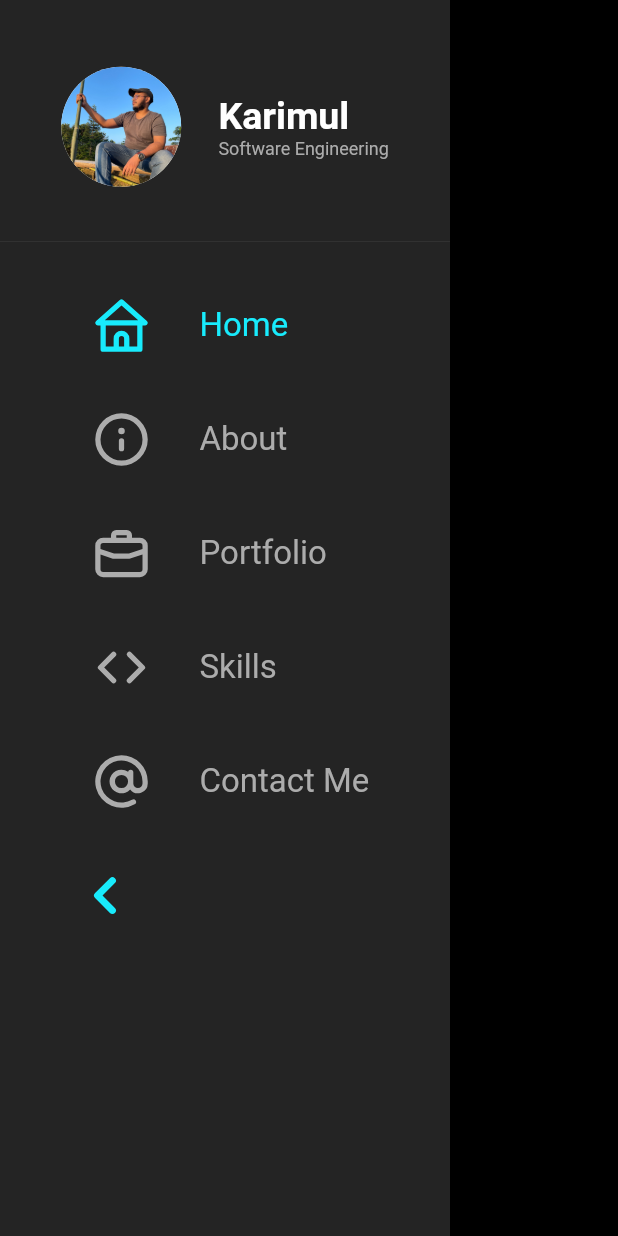
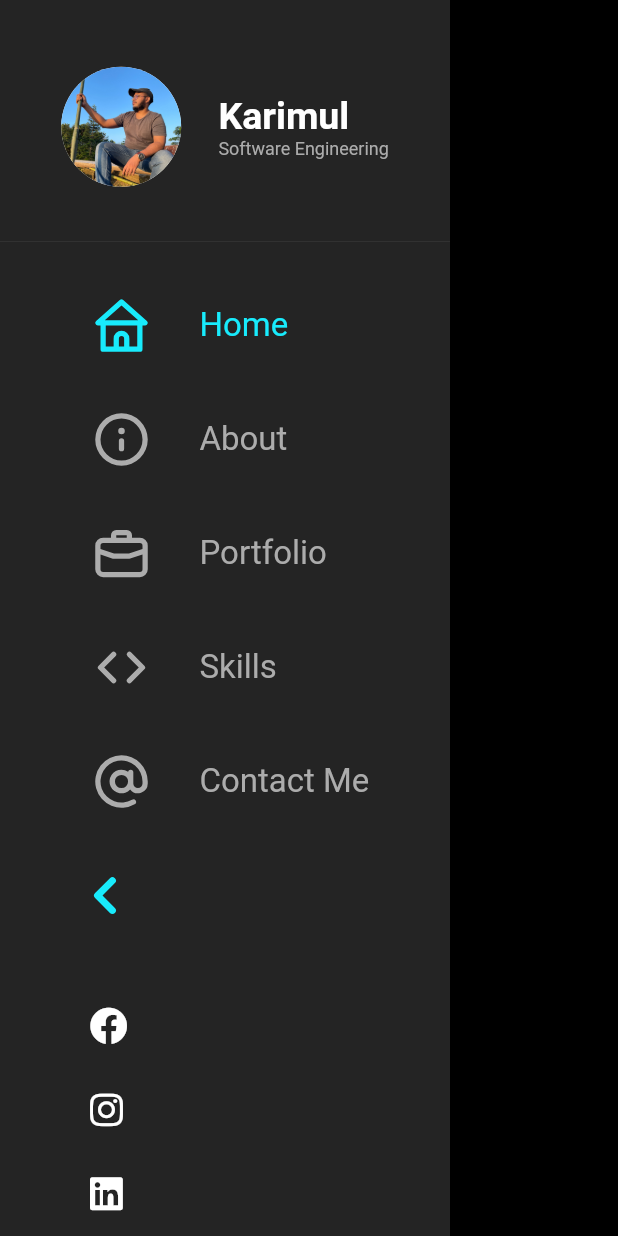
Before and after one commit to khp53/Portfolio-Using-Flutter, a Flutter app: the CustomDrawer widget shown alone on an empty page, opened directly with empty values, after a tap on an icon or button, on a phone screen of 412 x 824 dp. Run offline on Flutter 3.47's test engine with Material 2 defaults, Android fonts, the phone set to English and light mode, and no system bars; our stand-ins replace animated_text_kit, carousel_slider, flutter_animation_progress_bar, flutter_svg, font_awesome_flutter, get and 5 more; missing offline and left inert: dart:html, flutter_emoji; statements that could not run were skipped; project files that could hold a hidden picture were left out.

Commit message:
added social icons in drawer

```diff
--- a/lib/commons/custom_drawer.dart
+++ b/lib/commons/custom_drawer.dart
@@ -1,6 +1,11 @@
+import 'dart:html' as html;
+
+import 'package:flutter/foundation.dart';
 import 'package:flutter/material.dart';
 import 'package:flutter_svg/svg.dart';
+import 'package:font_awesome_flutter/font_awesome_flutter.dart';
 import 'package:get/get.dart';
+import 'package:url_launcher/url_launcher.dart';
 
 // ignore: must_be_immutable, use_key_in_widget_constructors
 class CustomDrawer extends StatefulWidget {
@@ -15,14 +20,29 @@ class CustomDrawer extends StatefulWidget {
 
 class _CustomDrawerState extends State<CustomDrawer> {
   bool isCollapsed = true;
+  bool isHovering = false;
+  bool isHovering1 = false;
+  bool isHovering2 = false;
+
+  String fb = 'https://www.facebook.com/khp53';
+  String insta = 'https://www.instagram.com/khp53';
+  String linkedin = 'https://www.linkedin.com/in/karimulhasan53/';
+
+  void _launchFBURL() async =>
+      await canLaunch(fb) ? await launch(fb) : throw 'Could not launch $fb';
+
+  void _launchIGURL() async => await canLaunch(insta)
+      ? await launch(insta)
+      : throw 'Could not launch $insta';
+
+  void _launchLinkedInURL() async => await canLaunch(linkedin)
+      ? await launch(linkedin)
+      : throw 'Could not launch $linkedin';
 
   @override
   Widget build(BuildContext context) {
     var _theme = Theme.of(context);
-    return AnimatedSize(
-      curve: Curves.easeInOut,
-      duration: const Duration(milliseconds: 150),
-      child: SizedBox(
+    return SizedBox(
       width: isCollapsed == true ? 150 : 300,
       child: Drawer(
         elevation: isCollapsed == true ? 0 : 12,
@@ -69,8 +89,7 @@ class _CustomDrawerState extends State<CustomDrawer> {
                           CircleAvatar(
                             radius: 40,
                             backgroundColor: Colors.white,
-                              backgroundImage:
-                                  AssetImage('images/IMG_1959.jpg'),
+                            backgroundImage: AssetImage('images/IMG_1959.jpg'),
                           ),
                           Column(
                             mainAxisAlignment: MainAxisAlignment.center,
@@ -79,8 +98,7 @@ class _CustomDrawerState extends State<CustomDrawer> {
                               Text(
                                 "Karimul",
                                 style: TextStyle(
-                                      fontSize: 25,
-                                      fontWeight: FontWeight.bold),
+                                    fontSize: 25, fontWeight: FontWeight.bold),
                               ),
                               Text(
                                 "Software Engineering",
@@ -168,8 +186,84 @@ class _CustomDrawerState extends State<CustomDrawer> {
                   });
                 },
               ),
+              Spacer(),
+              // facebook
+              MouseRegion(
+                onEnter: (event) => setState(() {
+                  isHovering = true;
+                }),
+                onExit: (event) => setState(() {
+                  isHovering = false;
+                }),
+                child: ListTile(
+                  contentPadding: EdgeInsets.only(
+                    left: 60,
+                  ),
+                  onTap: () {
+                    kIsWeb ? html.window.open(fb, "FB Link") : _launchFBURL();
+                  },
+                  leading: FaIcon(
+                    FontAwesomeIcons.facebook,
+                    color: isHovering
+                        ? Color.fromARGB(255, 13, 141, 246)
+                        : Colors.white,
+                    size: 25,
+                  ),
+                ),
+              ),
+
+              // instagram
+              MouseRegion(
+                onEnter: (event) => setState(() {
+                  isHovering1 = true;
+                }),
+                onExit: (event) => setState(() {
+                  isHovering1 = false;
+                }),
+                child: ListTile(
+                  contentPadding: EdgeInsets.only(
+                    left: 60,
+                  ),
+                  onTap: () {
+                    kIsWeb
+                        ? html.window.open(insta, "IG Link")
+                        : _launchIGURL();
+                  },
+                  leading: FaIcon(
+                    FontAwesomeIcons.instagram,
+                    color: isHovering1 ? Colors.pinkAccent : Colors.white,
+                    size: 25,
+                  ),
+                ),
+              ),
+
+              // linkedin
+              MouseRegion(
+                onEnter: (event) => setState(() {
+                  isHovering2 = true;
+                }),
+                onExit: (event) => setState(() {
+                  isHovering2 = false;
+                }),
+                child: ListTile(
+                  contentPadding: EdgeInsets.only(
+                    left: 60,
+                  ),
+                  onTap: () {
+                    kIsWeb
+                        ? html.window.open(linkedin, "In Link")
+                        : _launchLinkedInURL();
+                  },
+                  leading: FaIcon(
+                    FontAwesomeIcons.linkedin,
+                    color: isHovering2
+                        ? Color.fromARGB(255, 74, 138, 247)
+                        : Colors.white,
+                    size: 25,
+                  ),
+                ),
+              ),
             ],
-            ),
           ),
         ),
       ),
```
Also changed, not shown: lib/screens/skills/widgets/skills_body.dart (+34 -7 lines). Lines whose indentation alone changed are shown as unchanged.
